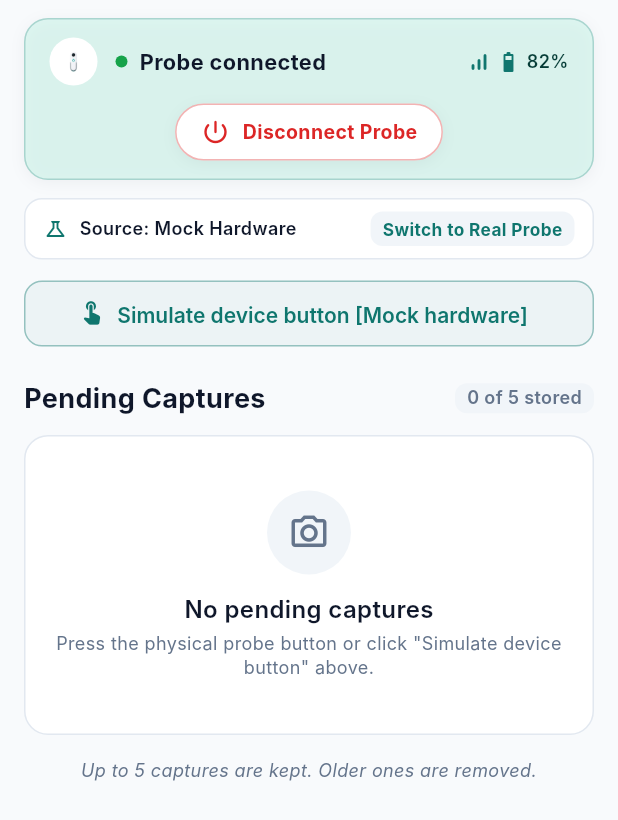
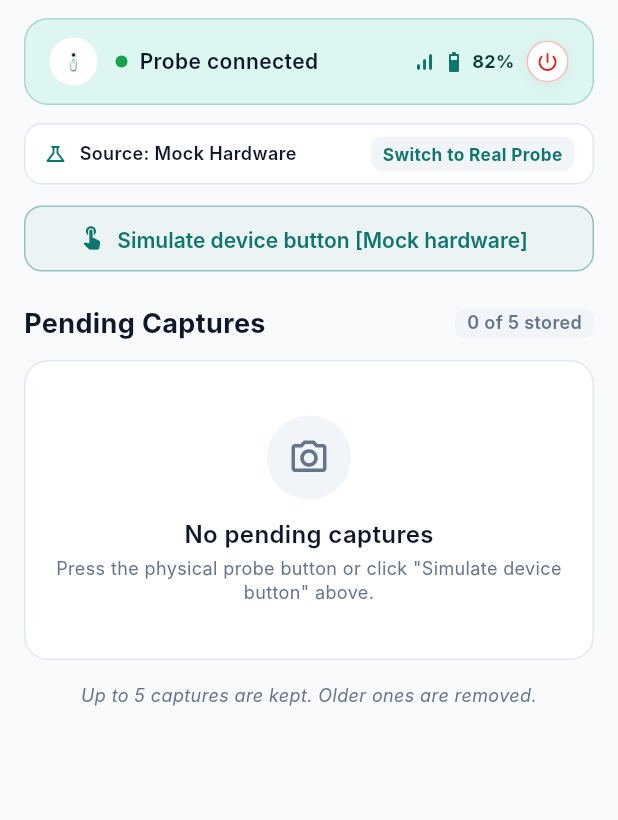
Before and after one commit to Chanuka001/Fairscope_research, a Flutter app: the ConnectScreen screen opened directly, on a phone screen of 412 x 824 dp. Shown: the top 820 px of the screen. Run offline on Flutter 3.47's test engine with Material 3 defaults, Android fonts, the phone set to English and light mode, and no system bars; our stand-ins replace flutter_riverpod; missing offline and left inert: tflite_flutter; Roboto replaces fonts that are missing (Inter).

Commit message:
style(connect): restore single-line probe card with larger trailing power button

```diff
--- a/app/lib/features/analyse/connect/connect_screen.dart
+++ b/app/lib/features/analyse/connect/connect_screen.dart
@@ -136,12 +136,13 @@ class _ConnectScreenState extends ConsumerState<ConnectScreen> {
     );
   }
 
-  /// Probe hardware connection card with centered power button on second line
+  /// Probe hardware connection pill
   Widget _buildProbeStatusPill(BuildContext context, ProbeConnectionStatus status) {
     Color bg;
     Color border;
     Color dotColor;
     String statusText;
+    late final Widget trailing;
 
     switch (status) {
       case ProbeConnectionStatus.connected:
@@ -149,12 +150,55 @@ class _ConnectScreenState extends ConsumerState<ConnectScreen> {
         border = AppColors.primary.withValues(alpha: 0.25);
         dotColor = AppColors.success;
         statusText = 'Probe connected';
+        trailing = Row(
+          mainAxisSize: MainAxisSize.min,
+          children: [
+            const Icon(Icons.signal_cellular_alt_rounded, size: 16.0, color: AppColors.primary),
+            const SizedBox(width: AppSpacing.s4),
+            const Icon(Icons.battery_5_bar_rounded, size: 16.0, color: AppColors.primary),
+            const SizedBox(width: 4.0),
+            Text(
+              '82%',
+              style: AppTextStyles.caption.copyWith(
+                fontWeight: FontWeight.w700,
+                color: AppColors.onPrimaryContainer,
+              ),
+            ),
+            const SizedBox(width: AppSpacing.s8),
+            GestureDetector(
+              onTap: () => ref.read(probeStatusProvider.notifier).disconnect(),
+              child: Tooltip(
+                message: 'Disconnect probe',
+                child: Container(
+                  width: 28.0,
+                  height: 28.0,
+                  decoration: BoxDecoration(
+                    color: AppColors.surface,
+                    shape: BoxShape.circle,
+                    border: Border.all(color: AppColors.error.withValues(alpha: 0.3)),
+                    boxShadow: AppShadows.level1,
+                  ),
+                  child: const Icon(
+                    Icons.power_settings_new_rounded,
+                    size: 16.0,
+                    color: AppColors.error,
+                  ),
+                ),
+              ),
+            ),
+          ],
+        );
         break;
       case ProbeConnectionStatus.connecting:
         bg = AppColors.warningContainer.withValues(alpha: 0.5);
         border = AppColors.warning.withValues(alpha: 0.4);
         dotColor = AppColors.warning;
         statusText = 'Connecting to probe...';
+        trailing = const SizedBox(
+          width: 16.0,
+          height: 16.0,
+          child: CircularProgressIndicator(strokeWidth: 2.0, color: AppColors.warning),
+        );
         break;
       case ProbeConnectionStatus.off:
       case ProbeConnectionStatus.lost:
@@ -165,6 +209,35 @@ class _ConnectScreenState extends ConsumerState<ConnectScreen> {
         statusText = status == ProbeConnectionStatus.off
             ? 'Probe disconnected'
             : 'Probe connection lost';
+        trailing = InkWell(
+          onTap: () => ref.read(probeStatusProvider.notifier).connect(),
+          borderRadius: BorderRadius.circular(AppRadii.small),
+          child: Container(
+            padding: const EdgeInsets.symmetric(horizontal: 10.0, vertical: 5.0),
+            decoration: BoxDecoration(
+              color: AppColors.primary,
+              borderRadius: BorderRadius.circular(AppRadii.small),
+            ),
+            child: Row(
+              mainAxisSize: MainAxisSize.min,
+              children: [
+                const Icon(
+                  Icons.power_settings_new_rounded,
+                  size: 15.0,
+                  color: AppColors.onPrimary,
+                ),
+                const SizedBox(width: 4.0),
+                Text(
+                  'Connect',
+                  style: AppTextStyles.caption.copyWith(
+                    color: AppColors.onPrimary,
+                    fontWeight: FontWeight.w700,
+                  ),
+                ),
+              ],
+            ),
+          ),
+        );
         break;
     }
 
@@ -174,12 +247,8 @@ class _ConnectScreenState extends ConsumerState<ConnectScreen> {
         color: bg,
         borderRadius: BorderRadius.circular(AppRadii.large),
         border: Border.all(color: border),
-        boxShadow: AppShadows.level1,
       ),
-      child: Column(
-        children: [
-          // Line 1: Sensor icon, status text, and battery/signal telemetry
-          Row(
+      child: Row(
         children: [
           Container(
             width: 32.0,
@@ -216,8 +285,7 @@ class _ConnectScreenState extends ConsumerState<ConnectScreen> {
                   child: Text(
                     statusText,
                     style: AppTextStyles.label.copyWith(
-                          fontWeight: FontWeight.w700,
-                          fontSize: 14.5,
+                      fontWeight: FontWeight.w600,
                       color: AppColors.text,
                     ),
                     overflow: TextOverflow.ellipsis,
@@ -226,124 +294,10 @@ class _ConnectScreenState extends ConsumerState<ConnectScreen> {
               ],
             ),
           ),
-              if (status == ProbeConnectionStatus.connected)
-                Row(
-                  mainAxisSize: MainAxisSize.min,
-                  children: [
-                    const Icon(Icons.signal_cellular_alt_rounded, size: 16.0, color: AppColors.primary),
-                    const SizedBox(width: AppSpacing.s4),
-                    const Icon(Icons.battery_5_bar_rounded, size: 16.0, color: AppColors.primary),
-                    const SizedBox(width: 4.0),
-                    Text(
-                      '82%',
-                      style: AppTextStyles.caption.copyWith(
-                        fontWeight: FontWeight.w600,
-                        color: AppColors.onPrimaryContainer,
-                      ),
-                    ),
-                  ],
-                ),
-            ],
-          ),
-
-          const SizedBox(height: AppSpacing.s12),
-
-          // Line 2: Centered, bigger power action button
-          Center(
-            child: _buildCenteredPowerButton(status),
-          ),
+          trailing,
         ],
       ),
     );
-  }
-
-  Widget _buildCenteredPowerButton(ProbeConnectionStatus status) {
-    if (status == ProbeConnectionStatus.connected) {
-      return GestureDetector(
-        onTap: () => ref.read(probeStatusProvider.notifier).disconnect(),
-        child: Tooltip(
-          message: 'Disconnect probe',
-          child: Container(
-            padding: const EdgeInsets.symmetric(horizontal: 16.0, vertical: 8.0),
-            decoration: BoxDecoration(
-              color: AppColors.surface,
-              borderRadius: BorderRadius.circular(AppRadii.extraLarge),
-              border: Border.all(color: AppColors.error.withValues(alpha: 0.35)),
-              boxShadow: AppShadows.level1,
-            ),
-            child: Row(
-              mainAxisSize: MainAxisSize.min,
-              children: [
-                const Icon(
-                  Icons.power_settings_new_rounded,
-                  size: 20.0,
-                  color: AppColors.error,
-                ),
-                const SizedBox(width: AppSpacing.s8),
-                Text(
-                  'Disconnect Probe',
-                  style: AppTextStyles.caption.copyWith(
-                    fontWeight: FontWeight.w700,
-                    color: AppColors.error,
-                    fontSize: 13.0,
-                  ),
-                ),
-              ],
-            ),
-          ),
-        ),
-      );
-    } else if (status == ProbeConnectionStatus.connecting) {
-      return Container(
-        padding: const EdgeInsets.symmetric(horizontal: 16.0, vertical: 8.0),
-        child: const Row(
-          mainAxisSize: MainAxisSize.min,
-          children: [
-            SizedBox(
-              width: 16.0,
-              height: 16.0,
-              child: CircularProgressIndicator(strokeWidth: 2.0, color: AppColors.warning),
-            ),
-            SizedBox(width: AppSpacing.s8),
-            Text(
-              'Connecting...',
-              style: AppTextStyles.caption,
-            ),
-          ],
-        ),
-      );
-    } else {
-      return GestureDetector(
-        onTap: () => ref.read(probeStatusProvider.notifier).connect(),
-        child: Container(
-          padding: const EdgeInsets.symmetric(horizontal: 20.0, vertical: 8.0),
-          decoration: BoxDecoration(
-            color: AppColors.primary,
-            borderRadius: BorderRadius.circular(AppRadii.extraLarge),
-            boxShadow: AppShadows.level1,
-          ),
-          child: Row(
-            mainAxisSize: MainAxisSize.min,
-            children: [
-              const Icon(
-                Icons.power_settings_new_rounded,
-                size: 20.0,
-                color: AppColors.onPrimary,
-              ),
-              const SizedBox(width: AppSpacing.s8),
-              Text(
-                'Connect Probe',
-                style: AppTextStyles.caption.copyWith(
-                  fontWeight: FontWeight.w700,
-                  color: AppColors.onPrimary,
-                  fontSize: 13.0,
-                ),
-              ),
-            ],
-          ),
-        ),
-      );
-    }
   }
 
   /// Simulate Device Button control for mock hardware mode
```
Lines whose indentation alone changed are shown as unchanged.
